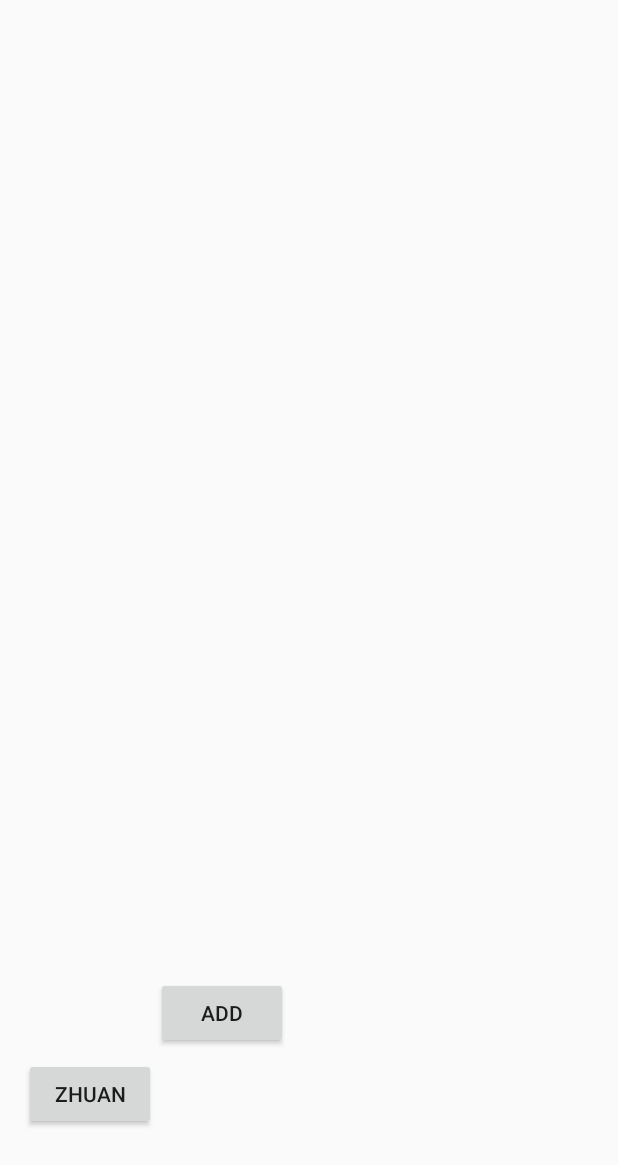
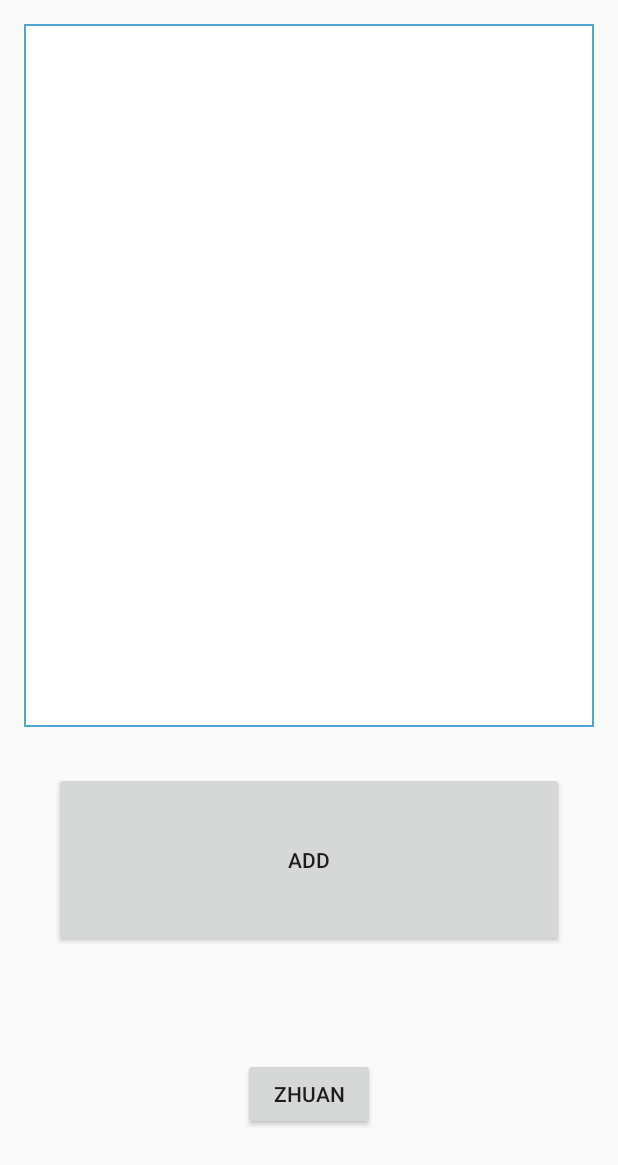
Before and after one commit to yihanseattle/ZhuanZhuanZhuan, an Android app: the screen it shows after launch (MainActivity), on a phone screen of 412 x 824 dp. Shown: the top 1165 px of the screen. Run offline under Robolectric (Android 15) with nearby library versions, the phone set to English and light mode, and no system bars; libraries missing offline, so code that uses them is left out: com.daimajia.androidanimations.

Commit message:
Update UI. Cleanup.

```diff
--- a/app/build.gradle
+++ b/app/build.gradle
@@ -6,7 +6,7 @@ android {
 
     defaultConfig {
         applicationId "app.com.yihan.android.zhuanzhuanzhuan"
-        minSdkVersion 16
+        minSdkVersion 19
         targetSdkVersion 23
         versionCode 1
         versionName "1.0"
--- a/app/src/main/java/app/com/yihan/android/zhuanzhuanzhuan/MainActivity.java
+++ b/app/src/main/java/app/com/yihan/android/zhuanzhuanzhuan/MainActivity.java
@@ -25,6 +25,7 @@ import java.util.List;
 
 public class MainActivity extends AppCompatActivity {
 
+    private LinearLayout mLinearLayout;
     private List<Item> placeList;
     private RecyclerView mRecyclerView;
     private MyRecyclerAdapter adapter;
@@ -35,7 +36,10 @@ public class MainActivity extends AppCompatActivity {
     @Override
     protected void onCreate(Bundle savedInstanceState) {
         super.onCreate(savedInstanceState);
+
         setContentView(R.layout.activity_main);
+
+        mLinearLayout = (LinearLayout) findViewById(R.id.whole_layout);
 
         btnStart = (Button) findViewById(R.id.btnStart);
         btnStart.setOnClickListener(new View.OnClickListener() {
@@ -66,6 +70,7 @@ public class MainActivity extends AppCompatActivity {
 
 
         setTitle("Choice Maker");
+
     }
 
     private void addItem(int color, String lunchOrDinner, String place) {
@@ -100,6 +105,20 @@ public class MainActivity extends AppCompatActivity {
         }
 
         return super.onOptionsItemSelected(item);
+    }
+
+    @Override
+    public void onWindowFocusChanged(boolean hasFocus) {
+        super.onWindowFocusChanged(hasFocus);
+        if (hasFocus) {
+            mLinearLayout.setSystemUiVisibility(
+                    View.SYSTEM_UI_FLAG_LAYOUT_STABLE
+                            | View.SYSTEM_UI_FLAG_LAYOUT_HIDE_NAVIGATION
+                            | View.SYSTEM_UI_FLAG_LAYOUT_FULLSCREEN
+                            | View.SYSTEM_UI_FLAG_HIDE_NAVIGATION
+                            | View.SYSTEM_UI_FLAG_FULLSCREEN
+                            | View.SYSTEM_UI_FLAG_IMMERSIVE_STICKY);
+        }
     }
 
     private void showLocationDialog() {
--- /dev/null
+++ b/app/src/main/res/drawable/back.xml
@@ -0,0 +1,4 @@
+<shape xmlns:android="http://schemas.android.com/apk/res/android" android:shape="rectangle" >
+    <solid android:color="@android:color/white" />
+    <stroke android:width="1dip" android:color="#4fa5d5"/>
+</shape>
--- a/app/src/main/res/layout/activity_main.xml
+++ b/app/src/main/res/layout/activity_main.xml
@@ -1,17 +1,16 @@
 <?xml version="1.0" encoding="utf-8"?>
-<LinearLayout
-    xmlns:android="http://schemas.android.com/apk/res/android"
+<LinearLayout xmlns:android="http://schemas.android.com/apk/res/android"
     xmlns:tools="http://schemas.android.com/tools"
+    android:id="@+id/whole_layout"
     android:layout_width="match_parent"
     android:layout_height="match_parent"
+    android:layout_weight="10"
+    android:orientation="vertical"
     android:paddingBottom="@dimen/activity_vertical_margin"
     android:paddingLeft="@dimen/activity_horizontal_margin"
     android:paddingRight="@dimen/activity_horizontal_margin"
     android:paddingTop="@dimen/activity_vertical_margin"
-    tools:context="app.com.yihan.android.zhuanzhuanzhuan.MainActivity"
-    android:layout_weight="10"
-    android:orientation="vertical"
-    >
+    tools:context="app.com.yihan.android.zhuanzhuanzhuan.MainActivity">
 
     <view
         android:id="@+id/recycler_view"
@@ -19,29 +18,40 @@
         android:layout_width="match_parent"
         android:layout_height="0dp"
         android:layout_marginBottom="10dp"
-        android:scrollbars="vertical"
-        android:layout_weight="8"
-        />
-    <LinearLayout
+        android:layout_weight="6"
+        android:background="@drawable/back"
+        android:scrollbars="vertical" />
+
+    <RelativeLayout
         android:layout_width="match_parent"
         android:layout_height="0dp"
         android:layout_weight="2"
         android:orientation="horizontal"
-        >
+        android:padding="20dp">
+
+        <Button
+            android:id="@+id/btnAdd"
+            android:layout_width="match_parent"
+            android:layout_height="match_parent"
+            android:layout_centerInParent="true"
+            android:text="@string/btnAdd" />
+
+    </RelativeLayout>
+
+    <RelativeLayout
+        android:layout_width="match_parent"
+        android:layout_height="0dp"
+        android:layout_weight="2"
+        android:orientation="horizontal">
+
         <Button
             android:id="@+id/btnStart"
             android:layout_width="wrap_content"
             android:layout_height="wrap_content"
-            android:text="@string/btnStart"
-            android:layout_gravity="center"
-            />
+            android:layout_centerInParent="true"
+            android:layout_margin="20dp"
+            android:text="@string/btnStart" />
+    </RelativeLayout>
 
-        <Button
-            android:id="@+id/btnAdd"
-            android:layout_width="wrap_content"
-            android:layout_height="wrap_content"
-            android:layout_gravity="end"
-            android:text="@string/btnAdd" />
 
-    </LinearLayout>
 </LinearLayout>
```
